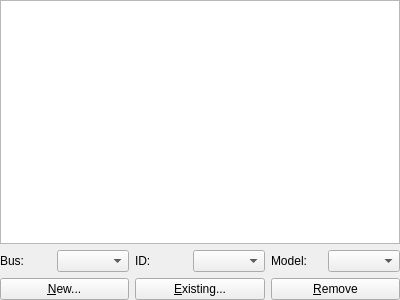
This is src/qt/qt_settingsharddisks.ui in 86Box/86Box as Qt 5 draws it before an edit. The edited form follows.
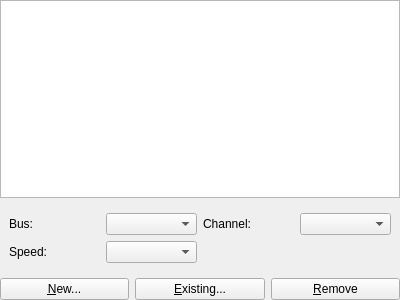
This is the edited form.

Commit message: Settings / Hard Disks: Fix the UI layout so that SCSI channels are readable.

Patch:
```diff
--- a/src/qt/qt_settingsharddisks.ui
+++ b/src/qt/qt_settingsharddisks.ui
@@ -46,43 +46,44 @@
     </widget>
    </item>
    <item>
-    <layout class="QHBoxLayout" name="horizontalLayoutHardDisks">
-     <item>
+    <widget class="QWidget" name="cdControls" native="true">
+     <layout class="QGridLayout" name="gridLayout">
+      <item row="0" column="0">
       <widget class="QLabel" name="labelBus">
        <property name="text">
         <string>Bus:</string>
        </property>
       </widget>
      </item>
-     <item>
+      <item row="0" column="1">
       <widget class="QComboBox" name="comboBoxBus">
        <property name="maxVisibleItems">
         <number>30</number>
        </property>
       </widget>
      </item>
-     <item>
+      <item row="0" column="2">
       <widget class="QLabel" name="labelChannel">
        <property name="text">
-        <string>ID:</string>
+         <string>Channel:</string>
        </property>
       </widget>
      </item>
-     <item>
+      <item row="0" column="3">
       <widget class="QComboBox" name="comboBoxChannel">
        <property name="maxVisibleItems">
         <number>30</number>
        </property>
       </widget>
      </item>
-     <item>
+      <item row="1" column="0">
       <widget class="QLabel" name="labelSpeed">
        <property name="text">
-        <string>Model:</string>
+         <string>Speed:</string>
        </property>
       </widget>
      </item>
-     <item>
+      <item row="1" column="1">
       <widget class="QComboBox" name="comboBoxSpeed">
        <property name="maxVisibleItems">
         <number>30</number>
@@ -90,6 +91,7 @@
       </widget>
      </item>
     </layout>
+    </widget>
    </item>
    <item>
     <layout class="QHBoxLayout" name="horizontalLayout">
```
Lines whose indentation alone changed are shown as unchanged.
